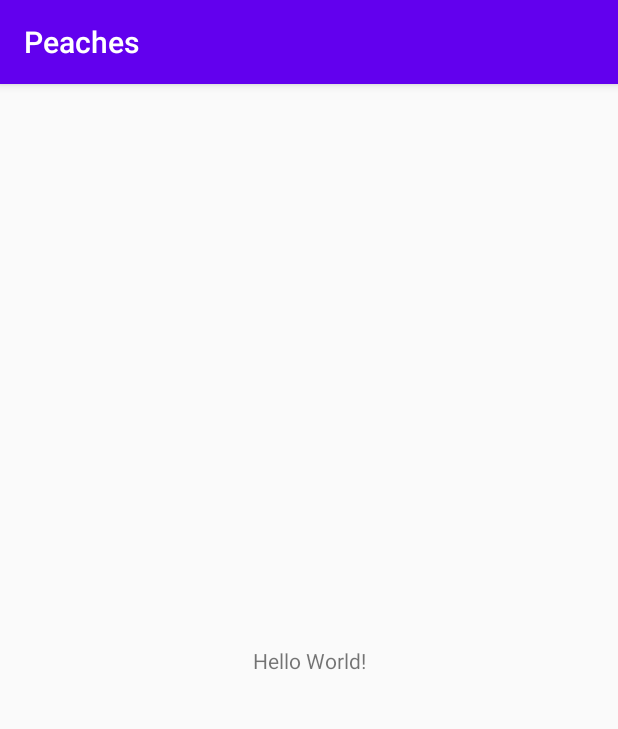
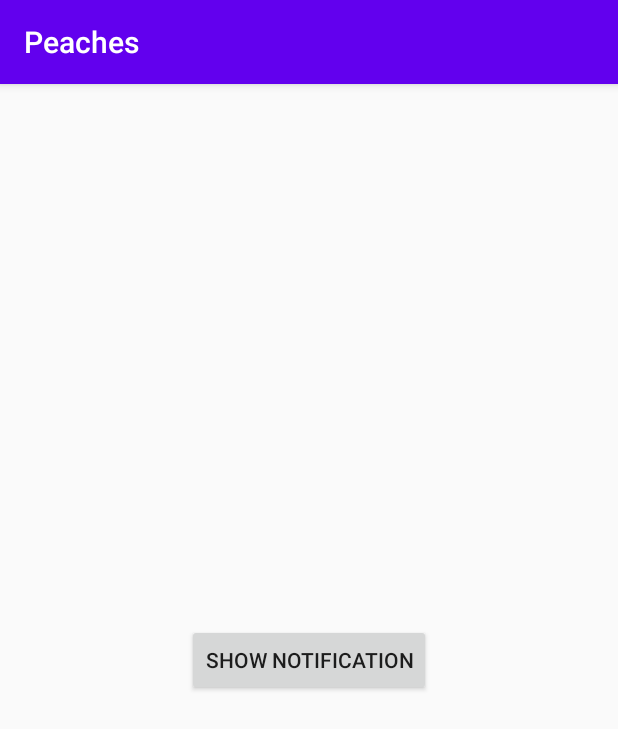
Before and after one commit to georgewang968/Peaches, an Android app: the screen it shows after launch (MainActivity), on a phone screen of 412 x 824 dp. Shown: the top 729 px of the screen. Run offline under Robolectric (Android 15) with nearby library versions, the phone set to English and light mode, and no system bars.

Commit message:
notification button app

```diff
--- a/app/src/main/java/com/example/peaches/MainActivity.java
+++ b/app/src/main/java/com/example/peaches/MainActivity.java
@@ -1,14 +1,58 @@
 package com.example.peaches;
 //test message
 import androidx.appcompat.app.AppCompatActivity;
+import androidx.core.app.NotificationCompat;
+import androidx.core.app.NotificationManagerCompat;
 
+import android.app.NotificationChannel;
+import android.app.NotificationManager;
+import android.os.Build;
 import android.os.Bundle;
+import android.view.View;
+
+import static androidx.core.app.NotificationCompat.PRIORITY_HIGH;
 
 public class MainActivity extends AppCompatActivity {
+
+    public static final String CHANNEL_ID = "peaches_1";
+    public static final String CHANNEL_NAME = "Peaches";
+    public static final String CHANNEL_DESC = "Peaches Notification Channel";
 
     @Override
     protected void onCreate(Bundle savedInstanceState) {
         super.onCreate(savedInstanceState);
         setContentView(R.layout.activity_main);
+
+
+        if(Build.VERSION.SDK_INT >= Build.VERSION_CODES.O){
+
+            NotificationChannel channel = new NotificationChannel(CHANNEL_ID, CHANNEL_NAME, NotificationManager.IMPORTANCE_HIGH);
+            channel.setDescription(CHANNEL_DESC);
+            NotificationManager manager = getSystemService(NotificationManager.class);
+            manager.createNotificationChannel(channel);
+
+        }
+
+        findViewById(R.id.buttonNotify).setOnClickListener(new View.OnClickListener() {
+            @Override
+            public void onClick(View v) {
+                displayNotification();
+            }
+        });
+
+    }
+
+    private void displayNotification(){
+
+        NotificationCompat.Builder mBuilder =
+                new NotificationCompat.Builder(this, CHANNEL_ID)
+                    .setSmallIcon(R.drawable.ic_peach)
+                    .setContentTitle("Peaches")
+                    .setContentText("Ben has a chode dick.")
+                    .setPriority(NotificationCompat.PRIORITY_HIGH);
+
+        NotificationManagerCompat mNotificationMgr = NotificationManagerCompat.from(this);
+        mNotificationMgr.notify(1, mBuilder.build());
+
     }
 }
--- a/app/src/main/res/layout/activity_main.xml
+++ b/app/src/main/res/layout/activity_main.xml
@@ -6,13 +6,16 @@
     android:layout_height="match_parent"
     tools:context=".MainActivity">
 
-    <TextView
+    <Button
+        android:id="@+id/buttonNotify"
         android:layout_width="wrap_content"
         android:layout_height="wrap_content"
-        android:text="Hello World!"
+        android:layout_centerInParent="true"
+        android:text="Show Notification"
         app:layout_constraintBottom_toBottomOf="parent"
-        app:layout_constraintLeft_toLeftOf="parent"
-        app:layout_constraintRight_toRightOf="parent"
+        app:layout_constraintEnd_toEndOf="parent"
+        app:layout_constraintStart_toStartOf="parent"
         app:layout_constraintTop_toTopOf="parent" />
 
+
 </androidx.constraintlayout.widget.ConstraintLayout>
```
Also changed, not shown: app/src/main/res/drawable/ic_peach.png (added).
